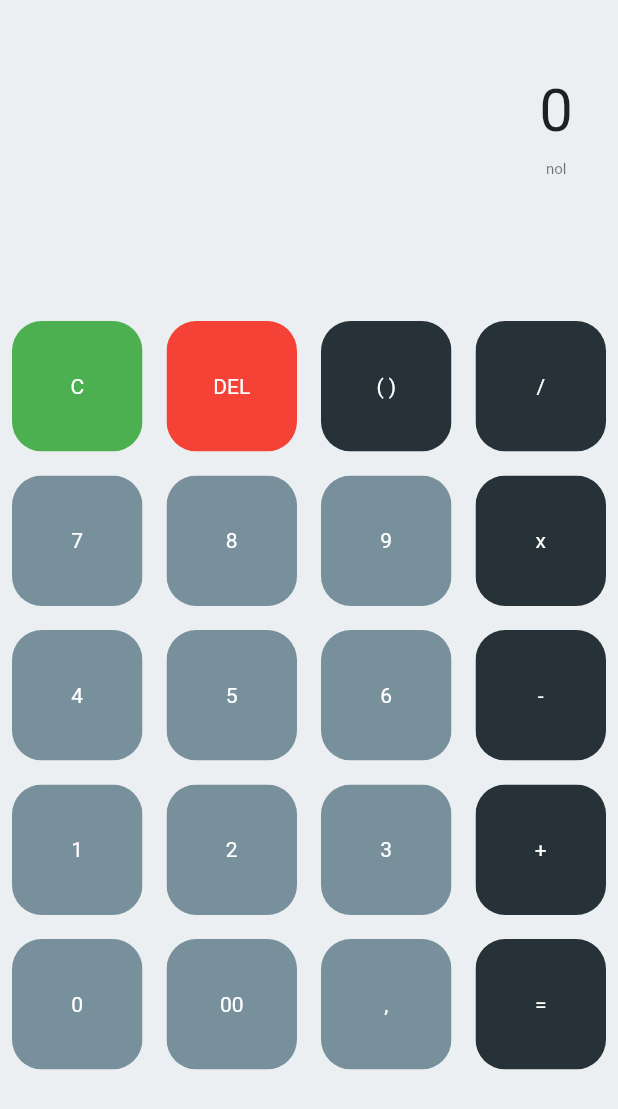
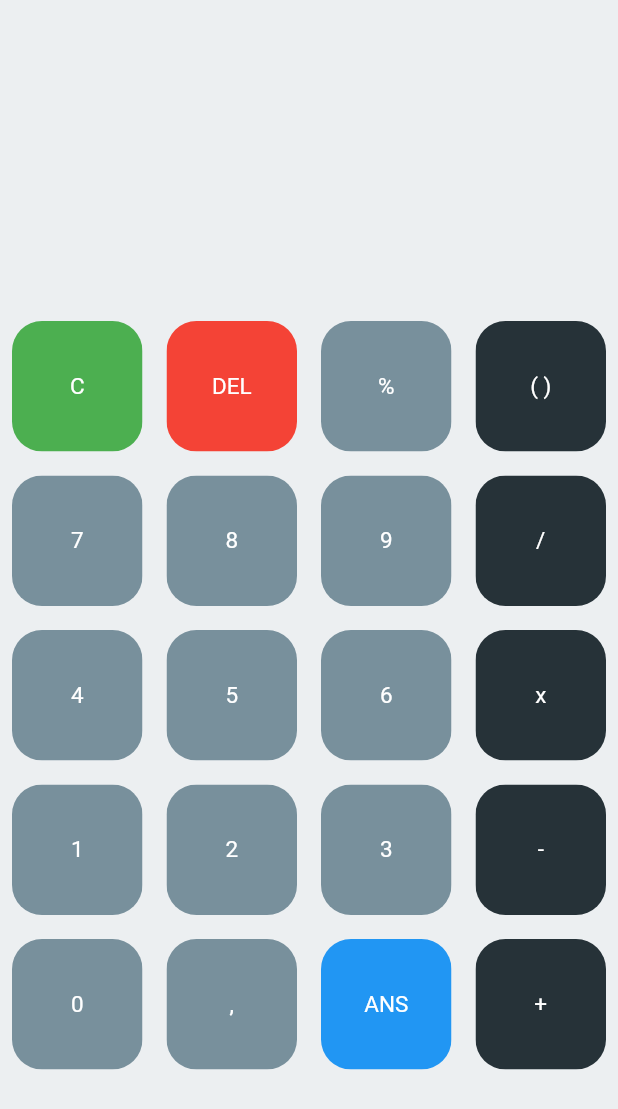
Before and after one commit to adheramaf7/calculator-test, a Flutter app: the screen it shows after launch, on a phone screen of 412 x 824 dp. Shown: the top 1109 px of the screen. Run offline on Flutter 3.47's test engine with Material 2 defaults, Android fonts, the phone set to English and light mode, and no system bars; our stand-ins replace math_expressions; missing offline and left inert: terbilang.

Commit message:
operation logic

```diff
--- a/lib/main.dart
+++ b/lib/main.dart
@@ -1,5 +1,7 @@
 import 'package:flutter/material.dart';
-import 'screens/home_screen.dart';
+import 'package:provider/provider.dart';
+import './screens/home_screen.dart';
+import './providers/operation.dart';
 
 void main() {
   runApp(MyApp());
@@ -8,13 +10,17 @@ void main() {
 class MyApp extends StatelessWidget {
   @override
   Widget build(BuildContext context) {
-    return MaterialApp(
-      title: 'Flutter Demo',
-      theme: ThemeData(
-        primarySwatch: Colors.blue,
-        visualDensity: VisualDensity.adaptivePlatformDensity,
+    return ChangeNotifierProvider.value(
+      value: Operation(),
+      child: MaterialApp(
+        debugShowCheckedModeBanner: false,
+        title: 'Calculator',
+        theme: ThemeData(
+          primarySwatch: Colors.blue,
+          visualDensity: VisualDensity.adaptivePlatformDensity,
+        ),
+        home: HomeScreen(),
       ),
-      home: HomeScreen(),
     );
   }
 }
--- a/lib/screens/home_screen.dart
+++ b/lib/screens/home_screen.dart
@@ -1,38 +1,51 @@
+import 'package:math_expressions/math_expressions.dart';
+import 'package:provider/provider.dart';
+import 'package:flutter/material.dart';
+import './../providers/operation.dart';
 import './../widgets/calculator_button.dart';
-import 'package:flutter/material.dart';
 
-class HomeScreen extends StatelessWidget {
-  static const List<String> BUTTON_LIST = [
-    'C',
-    'DEL',
-    '( )',
-    '/',
-    '7',
-    '8',
-    '9',
-    'x',
-    '4',
-    '5',
-    '6',
-    '-',
-    '1',
-    '2',
-    '3',
-    '+',
-    '0',
-    '00',
-    ',',
-    '=',
-  ];
+class HomeScreen extends StatefulWidget {
+  @override
+  _HomeScreenState createState() => _HomeScreenState();
+}
 
-  static const OPERATOR_LIST = ['( )', '/', 'x', '-', '+', '='];
+class _HomeScreenState extends State<HomeScreen> {
+  final buttonList = Operation.BUTTON_LIST;
+  final operatorList = Operation.OPERATOR_LIST;
+  final actionButtonColor = Operation.ACTION_BUTTON_COLOR;
 
-  bool _isOperator(String text) {
-    return OPERATOR_LIST.contains(text);
+  void _buttonTap(String text) {
+    final operation = Provider.of<Operation>(context, listen: false);
+    switch (text) {
+      case 'DEL':
+        operation.delete();
+        break;
+      case 'C':
+        operation.clear();
+        break;
+      case 'ANS':
+        print(operation.hasil);
+        break;
+      default:
+        operation.add(text);
+    }
+  }
+
+  Color _buttonColor(String text) {
+    if (actionButtonColor.containsKey(text)) {
+      return actionButtonColor[text];
+    }
+    if (operatorList.contains(text)) {
+      return Colors.blueGrey[900];
+    }
+
+    return Colors.blueGrey[400];
   }
 
   @override
   Widget build(BuildContext context) {
+    final operation = Provider.of<Operation>(context);
+
     return Scaffold(
       backgroundColor: Colors.blueGrey[50],
       body: Column(
@@ -45,17 +58,20 @@ class HomeScreen extends StatelessWidget {
               alignment: Alignment.centerRight,
               child: Column(
                 children: [
-                  Text(
-                    '0',
-                    style: TextStyle(
-                      fontSize: 40,
+                  FittedBox(
+                    fit: BoxFit.fitWidth,
+                    child: Text(
+                      operation.expression,
+                      style: TextStyle(
+                        fontSize: 40,
+                      ),
                     ),
                   ),
                   SizedBox(
                     height: 10,
                   ),
                   Text(
-                    'nol',
+                    '',
                     style: TextStyle(fontSize: 10, color: Colors.black54),
                   ),
                 ],
@@ -68,14 +84,11 @@ class HomeScreen extends StatelessWidget {
                 child: GridView.builder(
               gridDelegate:
                   SliverGridDelegateWithFixedCrossAxisCount(crossAxisCount: 4),
-              itemCount: BUTTON_LIST.length,
+              itemCount: buttonList.length,
               itemBuilder: (BuildContext context, int index) => CalculatorButon(
-                text: BUTTON_LIST[index],
-                color: _isOperator(BUTTON_LIST[index])
-                    ? Colors.blueGrey[900]
-                    : (index == 0
-                        ? Colors.green
-                        : (index == 1 ? Colors.red : Colors.blueGrey[400])),
+                callback: () => _buttonTap(buttonList[index]),
+                text: buttonList[index],
+                color: _buttonColor(buttonList[index]),
                 textColor: Colors.white,
               ),
             )),
--- a/lib/widgets/calculator_button.dart
+++ b/lib/widgets/calculator_button.dart
@@ -4,12 +4,15 @@ class CalculatorButon extends StatelessWidget {
   final Color color;
   final Color textColor;
   final String text;
+  final Function callback;
 
-  const CalculatorButon({this.color, this.textColor, this.text});
+  const CalculatorButon({this.color, this.textColor, this.text, this.callback});
 
   @override
   Widget build(BuildContext context) {
-    return Padding(
+    return GestureDetector(
+      onTap: callback,
+      child: Padding(
         padding: const EdgeInsets.all(8.0),
         child: ClipRRect(
           borderRadius: BorderRadius.circular(20),
@@ -18,7 +21,8 @@ class CalculatorButon extends StatelessWidget {
             child: Center(
               child: Text(
                 text,
-              style: TextStyle(color: textColor),
+                style: TextStyle(color: textColor, fontSize: 15),
+              ),
             ),
           ),
         ),
--- a/pubspec.yaml
+++ b/pubspec.yaml
@@ -24,6 +24,9 @@ dependencies:
   flutter:
     sdk: flutter
   cupertino_icons: ^1.0.0
+  math_expressions: ^2.0.1
+  provider: ^4.3.2+2
+  terbilang: ^1.0.5
 
 dev_dependencies:
   flutter_test:
```
Also changed, not shown: lib/providers/operation.dart (added, +116 -0 lines), pubspec.lock. Lines whose indentation alone changed are shown as unchanged.
